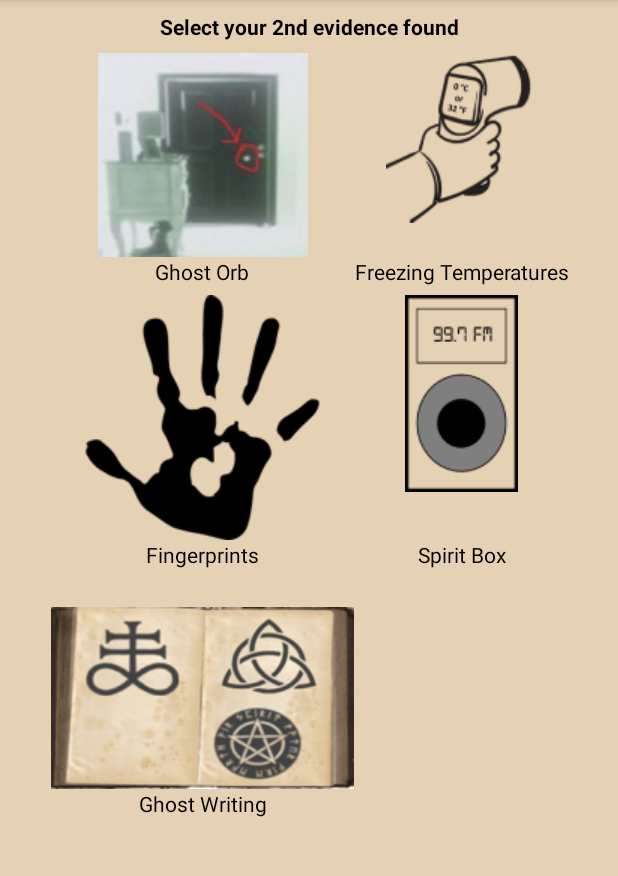
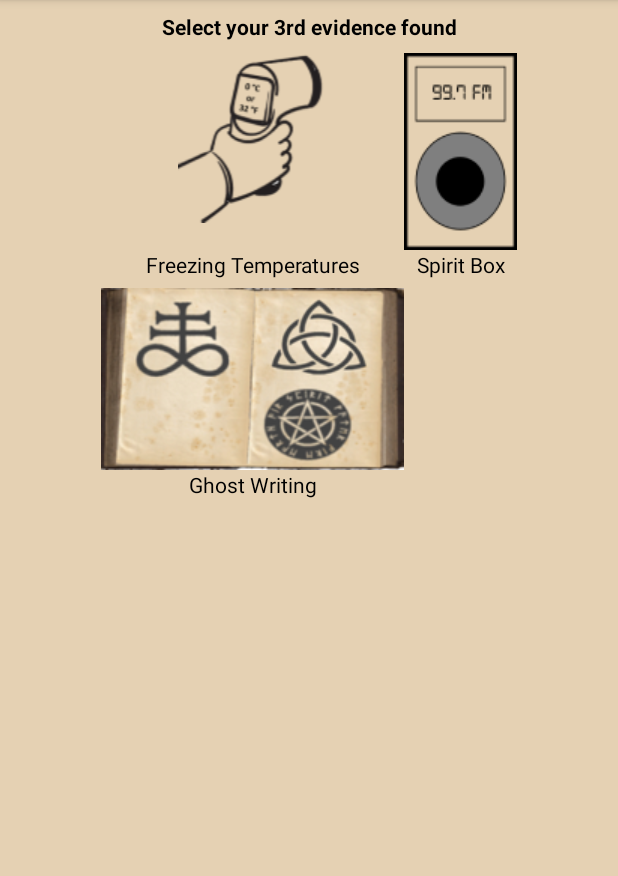
Before and after one commit to aguirretim/Phasmaphobia-Mobile-App, an Android app: the screen it shows after launch (MainActivity), after a tap on an icon or button, on a phone screen of 412 x 824 dp, the part 84-960 px from its top. Run offline under Robolectric (Android 15) with nearby library versions, the phone set to English and light mode, and no system bars; 1 other tap on this screen came first.

Commit message:
PossibleGhostList view design completed Started implementation of ghost detail page added evidence array to ghost object first working implentation of evidence elimination feature completed

```diff
--- a/app/src/main/AndroidManifest.xml
+++ b/app/src/main/AndroidManifest.xml
@@ -9,7 +9,8 @@
         android:roundIcon="@mipmap/ic_launcher_round"
         android:supportsRtl="true"
         android:theme="@style/AppTheme">
-        <activity android:name=".Viewcontrollers.PossibleGhostList"></activity>
+        <activity android:name=".Viewcontrollers.GhostDetailPage"></activity>
+        <activity android:name=".Viewcontrollers.PossibleGhostList" />
         <activity android:name=".Viewcontrollers.MainActivity">
             <intent-filter>
                 <action android:name="android.intent.action.MAIN" />
--- a/app/src/main/java/com/example/phasmophobiamobilejournal/Viewcontrollers/MainActivity.java
+++ b/app/src/main/java/com/example/phasmophobiamobilejournal/Viewcontrollers/MainActivity.java
@@ -155,8 +155,20 @@ public class MainActivity extends AppCompatActivity {
         });
 
         Image2.setOnClickListener(new View.OnClickListener() {
+            @RequiresApi(api = Build.VERSION_CODES.N)
             @Override
             public void onClick(View view) {
+
+                selectedEvidence = "" + ghostOrbText.getText();
+                evideneceCollected.add(selectedEvidence);
+
+                possibleGhostList();
+
+                possibleEvidenceList = possibleEvidenceCreator();
+
+                imagesForScreenCreator();
+
+
                 //Show the Screen you want to show
                 Intent intent = new Intent(MainActivity.this, PossibleGhostList.
                         class);
@@ -249,20 +261,27 @@ public class MainActivity extends AppCompatActivity {
             }
         }
 
-        if (evideneceCollected.size() == 2) {
+        ArrayList<Ghost> newGhostList = new ArrayList<Ghost>();
+        ArrayList<Evidence> evidenceToCycle = new ArrayList<Evidence>();
+
+        if (evideneceCollected.size() >= 2) {
+
             for (Ghost ghost : possibleGhostList) {
-                if (ghost.getEvidence1().getEvidenceTitle().equals(selectedEvidence)) {
-                } else if (ghost.getEvidence2().getEvidenceTitle().equals(selectedEvidence)) {
-                } else if (ghost.getEvidence3().getEvidenceTitle().equals(selectedEvidence)) {
-                } else {
-                    possibleGhostList.remove(ghost);
+                evidenceToCycle = ghost.getEvideneceForGhost();
+                if (evidenceToCycle.get(0).getEvidenceTitle().contains(selectedEvidence) ||
+                        evidenceToCycle.get(1).getEvidenceTitle().contains(selectedEvidence) ||
+                        evidenceToCycle.get(2).getEvidenceTitle().contains(selectedEvidence)
+                ) {
+                    newGhostList.add(ghost);
                 }
             }
-        }
 
 
+            possibleGhostList.clear();
+            possibleGhostList.addAll(newGhostList);
+
+        }
     }
-
 
     public void imagesForScreenCreator() {
         if (possibleEvidenceList.size() > 0) {
--- a/app/src/main/java/com/example/phasmophobiamobilejournal/classesforobjects/Ghost.java
+++ b/app/src/main/java/com/example/phasmophobiamobilejournal/classesforobjects/Ghost.java
@@ -1,4 +1,6 @@
 package com.example.phasmophobiamobilejournal.classesforobjects;
+
+import java.util.ArrayList;
 
 public class Ghost {
 
@@ -11,8 +13,8 @@ public class Ghost {
     private Evidence Evidence1;
     private Evidence Evidence2;
     private Evidence Evidence3;
+    private ArrayList<Evidence> evideneceForGhost = new ArrayList<Evidence>();
     private String GhostDescription;
-
 
 
     /****************************
@@ -24,6 +26,9 @@ public class Ghost {
         Evidence1 = evidence1;
         Evidence2 = evidence2;
         Evidence3 = evidence3;
+        evideneceForGhost.add(Evidence1);
+        evideneceForGhost.add(Evidence2);
+        evideneceForGhost.add(Evidence3);
         GhostDescription = ghostDescription;
     }
 
@@ -72,4 +77,11 @@ public class Ghost {
         GhostDescription = ghostDescription;
     }
 
+    public ArrayList<Evidence> getEvideneceForGhost() {
+        return evideneceForGhost;
+    }
+
+    public void setEvideneceForGhost(ArrayList<Evidence> evideneceForGhost) {
+        this.evideneceForGhost = evideneceForGhost;
+    }
 }
--- a/app/src/main/res/layout/ghost_list_item.xml
+++ b/app/src/main/res/layout/ghost_list_item.xml
@@ -43,4 +43,8 @@
         android:layout_toEndOf="@+id/evidenceNeededTitle"
         android:text="SpiritBox, Fingerprints, GhostOrb" />
 
+    <ListView
+        android:layout_width="match_parent"
+        android:layout_height="match_parent" />
+
 </RelativeLayout>
```
Also changed, not shown: app/src/main/java/com/example/phasmophobiamobilejournal/Viewcontrollers/GhostDetailPage.java (added, +16 -0 lines), app/src/main/java/com/example/phasmophobiamobilejournal/Viewcontrollers/PossibleGhostList.java (+13 -13 lines), app/src/main/res/layout/ghost_detail_page.xml (renamed from app/src/main/res/layout/activity_possible_ghost_list.xml, +7 -6 lines).
